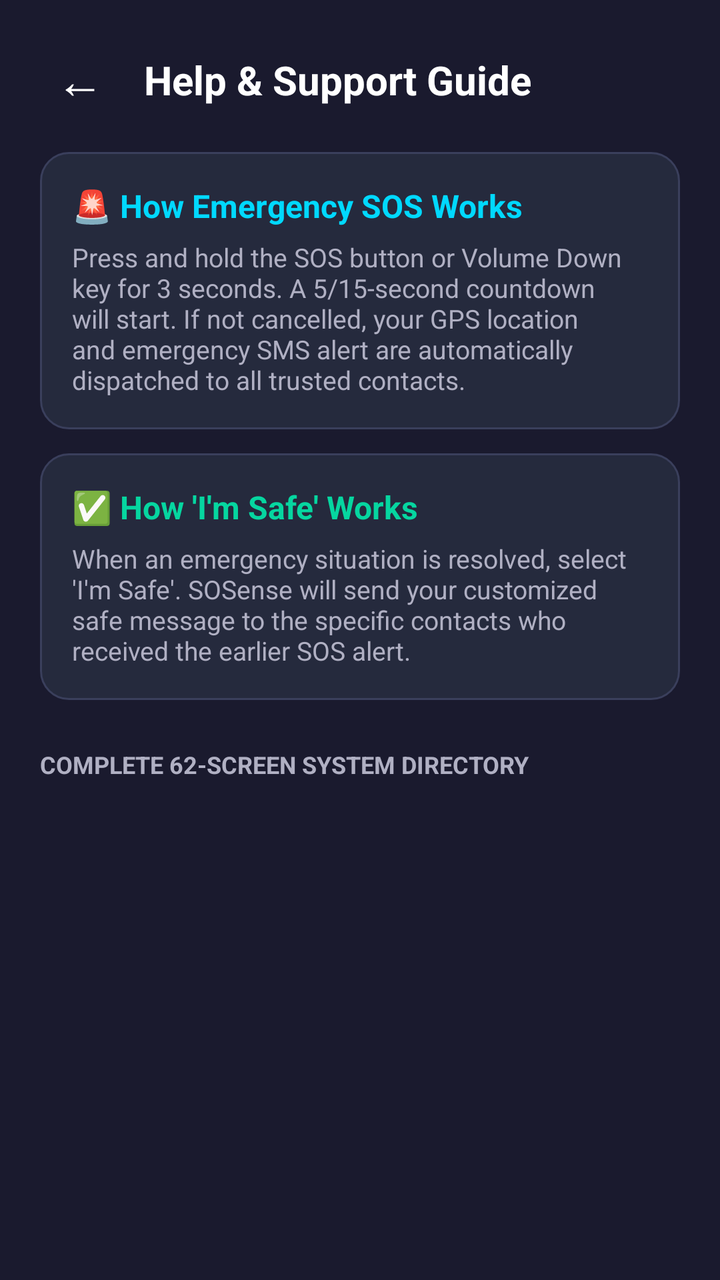
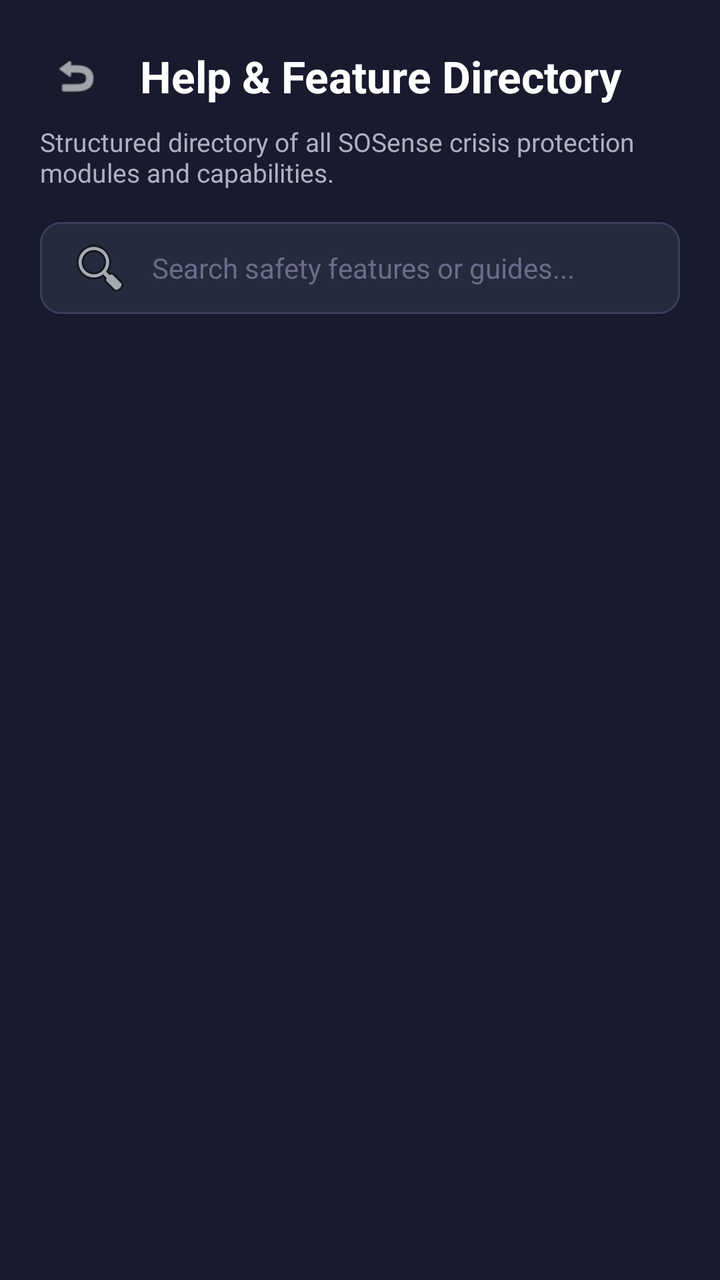

Before-and-after screenshots of an Android layout around one commit, followed by the original layout XML and the change that was made.
<!-- AndroidManifest.xml: application theme Theme.SOSense -->
<!-- res/layout/activity_help_and_support.xml -->
<?xml version="1.0" encoding="utf-8"?>
<LinearLayout xmlns:android="http://schemas.android.com/apk/res/android"
    xmlns:app="http://schemas.android.com/apk/res-auto"
    android:layout_width="match_parent"
    android:layout_height="match_parent"
    android:background="@color/bg_dark_primary"
    android:orientation="vertical"
    android:padding="20dp">

    
    <LinearLayout
        android:layout_width="match_parent"
        android:layout_height="wrap_content"
        android:gravity="center_vertical"
        android:orientation="horizontal">

        <TextView
            android:id="@+id/btnBack"
            android:layout_width="40dp"
            android:layout_height="40dp"
            android:background="?attr/selectableItemBackgroundBorderless"
            android:gravity="center"
            android:text="←"
            android:textColor="@color/text_primary"
            android:textSize="24sp" />

        <TextView
            android:layout_width="0dp"
            android:layout_height="wrap_content"
            android:layout_marginStart="12dp"
            android:layout_weight="1"
            android:text="@string/title_help_support"
            android:textColor="@color/text_primary"
            android:textSize="20sp"
            android:textStyle="bold" />
    </LinearLayout>

    <ScrollView
        android:layout_width="match_parent"
        android:layout_height="match_parent"
        android:layout_marginTop="16dp">

        <LinearLayout
            android:layout_width="match_parent"
            android:layout_height="wrap_content"
            android:orientation="vertical">

            
            <LinearLayout
                android:layout_width="match_parent"
                android:layout_height="wrap_content"
                android:layout_marginBottom="12dp"
                android:background="@drawable/bg_card"
                android:orientation="vertical"
                android:padding="16dp">

                <TextView
                    android:layout_width="wrap_content"
                    android:layout_height="wrap_content"
                    android:text="🚨 How Emergency SOS Works"
                    android:textColor="@color/accent_teal"
                    android:textSize="16sp"
                    android:textStyle="bold" />

                <TextView
                    android:layout_width="wrap_content"
                    android:layout_height="wrap_content"
                    android:layout_marginTop="6dp"
                    android:text="Press and hold the SOS button or Volume Down key for 3 seconds. A 5/15-second countdown will start. If not cancelled, your GPS location and emergency SMS alert are automatically dispatched to all trusted contacts."
                    android:textColor="@color/text_secondary"
                    android:textSize="13sp" />
            </LinearLayout>

            
            <LinearLayout
                android:layout_width="match_parent"
                android:layout_height="wrap_content"
                android:layout_marginBottom="12dp"
                android:background="@drawable/bg_card"
                android:orientation="vertical"
                android:padding="16dp">

                <TextView
                    android:layout_width="wrap_content"
                    android:layout_height="wrap_content"
                    android:text="✅ How 'I\'m Safe' Works"
                    android:textColor="@color/success_green"
                    android:textSize="16sp"
                    android:textStyle="bold" />

                <TextView
                    android:layout_width="wrap_content"
                    android:layout_height="wrap_content"
                    android:layout_marginTop="6dp"
                    android:text="When an emergency situation is resolved, select 'I\'m Safe'. SOSense will send your customized safe message to the specific contacts who received the earlier SOS alert."
                    android:textColor="@color/text_secondary"
                    android:textSize="13sp" />
            </LinearLayout>

            
            <TextView
                android:layout_width="wrap_content"
                android:layout_height="wrap_content"
                android:layout_marginVertical="12dp"
                android:text="COMPLETE 62-SCREEN SYSTEM DIRECTORY"
                android:textColor="@color/text_secondary"
                android:textSize="12sp"
                android:textStyle="bold" />

            <LinearLayout
                android:id="@+id/llDirectoryButtons"
                android:layout_width="match_parent"
                android:layout_height="wrap_content"
                android:orientation="vertical" />
        </LinearLayout>
    </ScrollView>

</LinearLayout>
<!-- resources referenced by this layout -->
<resources>
  <color name="accent_teal">#00D9FF</color>
  <color name="bg_dark_primary">#1A1A2E</color>
  <color name="success_green">#06D6A0</color>
  <color name="text_primary">#FFFFFF</color>
  <color name="text_secondary">#B0B0C3</color>
  <!-- drawable bg_card (drawable) -->
  <?xml version="1.0" encoding="utf-8"?>
  <shape xmlns:android="http://schemas.android.com/apk/res/android">
      <solid android:color="#252A3D" />
      <stroke android:width="1dp" android:color="#3A3F5C" />
      <corners android:radius="14dp" />
  </shape>
  <string name="title_help_support">Help &amp; Support Guide</string>
  <style name="Theme.SOSense" parent="Base.Theme.SOSense" />
  <style name="Base.Theme.SOSense" parent="Theme.Material3.DayNight.NoActionBar">
          <item name="android:statusBarColor">@color/bg_dark_primary</item>
          <item name="android:navigationBarColor">@color/bg_dark_primary</item>
          <item name="android:windowDrawsSystemBarBackgrounds">true</item>
          <item name="android:windowLightStatusBar">false</item>
          <item name="android:windowLightNavigationBar" tools:targetApi="o_mr1">false</item>
      </style>
</resources>

<!-- the commit's change to res/layout/activity_help_and_support.xml (unified diff, before → after) -->
@@ -1,118 +1,77 @@
 <?xml version="1.0" encoding="utf-8"?>
-<LinearLayout xmlns:android="http://schemas.android.com/apk/res/android"
+<ScrollView xmlns:android="http://schemas.android.com/apk/res/android"
     xmlns:app="http://schemas.android.com/apk/res-auto"
     android:layout_width="match_parent"
     android:layout_height="match_parent"
     android:background="@color/bg_dark_primary"
-    android:orientation="vertical"
-    android:padding="20dp">
+    android:fillViewport="true">
 
-    
     <LinearLayout
         android:layout_width="match_parent"
         android:layout_height="wrap_content"
-        android:gravity="center_vertical"
-        android:orientation="horizontal">
+        android:orientation="vertical"
+        android:padding="20dp">
 
-        <TextView
-            android:id="@+id/btnBack"
-            android:layout_width="40dp"
-            android:layout_height="40dp"
-            android:background="?attr/selectableItemBackgroundBorderless"
-            android:gravity="center"
-            android:text="←"
-            android:textColor="@color/text_primary"
-            android:textSize="24sp" />
-
-        <TextView
-            android:layout_width="0dp"
-            android:layout_height="wrap_content"
-            android:layout_marginStart="12dp"
-            android:layout_weight="1"
-            android:text="@string/title_help_support"
-            android:textColor="@color/text_primary"
-            android:textSize="20sp"
-            android:textStyle="bold" />
-    </LinearLayout>
-
-    <ScrollView
-        android:layout_width="match_parent"
-        android:layout_height="match_parent"
-        android:layout_marginTop="16dp">
-
+        
         <LinearLayout
             android:layout_width="match_parent"
             android:layout_height="wrap_content"
-            android:orientation="vertical">
+            android:gravity="center_vertical"
+            android:orientation="horizontal">
 
-            
-            <LinearLayout
-                android:layout_width="match_parent"
+            <ImageView
+                android:id="@+id/ivHelpBack"
+                android:layout_width="36dp"
+                android:layout_height="36dp"
+                android:background="?attr/selectableItemBackgroundBorderless"
+                android:clickable="true"
+                android:contentDescription="Back"
+                android:focusable="true"
+                android:padding="6dp"
+                android:src="@android:drawable/ic_menu_revert"
+                app:tint="@color/text_primary" />
+
+            <TextView
+                android:layout_width="0dp"
                 android:layout_height="wrap_content"
-                android:layout_marginBottom="12dp"
-                android:background="@drawable/bg_card"
-                android:orientation="vertical"
-                android:padding="16dp">
+                android:layout_marginStart="14dp"
+                android:layout_weight="1"
+                android:text="Help &amp; Feature Directory"
+                android:textColor="@color/text_primary"
+                android:textSize="22sp"
+                android:textStyle="bold" />
+        </LinearLayout>
 
-                <TextView
-                    android:layout_width="wrap_content"
-                    android:layout_height="wrap_content"
-                    android:text="🚨 How Emergency SOS Works"
-                    android:textColor="@color/accent_teal"
-                    android:textSize="16sp"
-                    android:textStyle="bold" />
+        <TextView
+            android:layout_width="match_parent"
+            android:layout_height="wrap_content"
+            android:layout_marginTop="6dp"
+            android:text="Structured directory of all SOSense crisis protection modules and capabilities."
+            android:textColor="@color/text_secondary"
+            android:textSize="13sp" />
 
-                <TextView
-                    android:layout_width="wrap_content"
-                    android:layout_height="wrap_content"
-                    android:layout_marginTop="6dp"
-                    android:text="Press and hold the SOS button or Volume Down key for 3 seconds. A 5/15-second countdown will start. If not cancelled, your GPS location and emergency SMS alert are automatically dispatched to all trusted contacts."
-                    android:textColor="@color/text_secondary"
-                    android:textSize="13sp" />
-            </LinearLayout>
+        
+        <EditText
+            android:id="@+id/etHelpSearch"
+            android:layout_width="match_parent"
+            android:layout_height="46dp"
+            android:layout_marginTop="16dp"
+            android:background="@drawable/bg_input_field"
+            android:drawableStart="@android:drawable/ic_menu_search"
+            android:drawablePadding="10dp"
+            android:hint="Search safety features or guides..."
+            android:paddingHorizontal="14dp"
+            android:textColor="@color/text_primary"
+            android:textColorHint="@color/text_muted"
+            android:textSize="14sp" />
 
-            
-            <LinearLayout
-                android:layout_width="match_parent"
-                android:layout_height="wrap_content"
-                android:layout_marginBottom="12dp"
-                android:background="@drawable/bg_card"
-                android:orientation="vertical"
-                android:padding="16dp">
+        
+        <LinearLayout
+            android:id="@+id/llHelpCategoriesContainer"
+            android:layout_width="match_parent"
+            android:layout_height="wrap_content"
+            android:layout_marginTop="20dp"
+            android:orientation="vertical" />
 
-                <TextView
-                    android:layout_width="wrap_content"
-                    android:layout_height="wrap_content"
-                    android:text="✅ How 'I\'m Safe' Works"
-                    android:textColor="@color/success_green"
-                    android:textSize="16sp"
-                    android:textStyle="bold" />
-
-                <TextView
-                    android:layout_width="wrap_content"
-                    android:layout_height="wrap_content"
-                    android:layout_marginTop="6dp"
-                    android:text="When an emergency situation is resolved, select 'I\'m Safe'. SOSense will send your customized safe message to the specific contacts who received the earlier SOS alert."
-                    android:textColor="@color/text_secondary"
-                    android:textSize="13sp" />
-            </LinearLayout>
-
-            
-            <TextView
-                android:layout_width="wrap_content"
-                android:layout_height="wrap_content"
-                android:layout_marginVertical="12dp"
-                android:text="COMPLETE 62-SCREEN SYSTEM DIRECTORY"
-                android:textColor="@color/text_secondary"
-                android:textSize="12sp"
-                android:textStyle="bold" />
-
-            <LinearLayout
-                android:id="@+id/llDirectoryButtons"
-                android:layout_width="match_parent"
-                android:layout_height="wrap_content"
-                android:orientation="vertical" />
-        </LinearLayout>
-    </ScrollView>
-
-</LinearLayout>
+    </LinearLayout>
+</ScrollView>
<!-- resource entries referenced after the edit -->
@@ -1,18 +1,19 @@
 <!-- resources referenced by this layout -->
 <resources>
-  <color name="accent_teal">#00D9FF</color>
   <color name="bg_dark_primary">#1A1A2E</color>
-  <color name="success_green">#06D6A0</color>
+  <color name="text_muted">#6C6C8A</color>
   <color name="text_primary">#FFFFFF</color>
   <color name="text_secondary">#B0B0C3</color>
-  <!-- drawable bg_card (drawable) -->
+  <!-- drawable bg_input_field (drawable) -->
   <?xml version="1.0" encoding="utf-8"?>
-  <shape xmlns:android="http://schemas.android.com/apk/res/android">
+  <shape xmlns:android="http://schemas.android.com/apk/res/android"
+      android:shape="rectangle">
+      <corners android:radius="10dp" />
       <solid android:color="#252A3D" />
-      <stroke android:width="1dp" android:color="#3A3F5C" />
-      <corners android:radius="14dp" />
+      <stroke
+          android:width="1dp"
+          android:color="#3A3F5C" />
   </shape>
-  <string name="title_help_support">Help &amp; Support Guide</string>
   <style name="Theme.SOSense" parent="Base.Theme.SOSense" />
   <style name="Base.Theme.SOSense" parent="Theme.Material3.DayNight.NoActionBar">
           <item name="android:statusBarColor">@color/bg_dark_primary</item>
